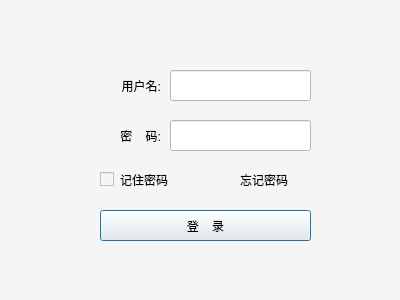
Qt form ui/login.ui (liuxiansheng0501/TongmingClient) before a commit.
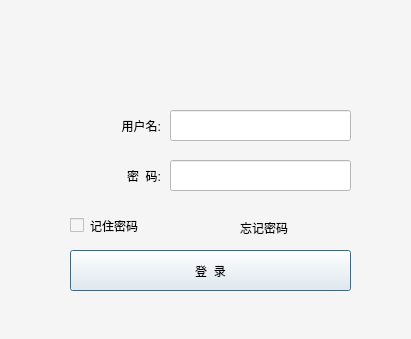
The same form after that commit. Icons and pictures are not drawn.

The edit to the form file:
```diff
--- a/ui/login.ui
+++ b/ui/login.ui
@@ -6,8 +6,8 @@
    <rect>
     <x>0</x>
     <y>0</y>
-    <width>400</width>
-    <height>300</height>
+    <width>411</width>
+    <height>339</height>
    </rect>
   </property>
   <property name="focusPolicy">
@@ -30,9 +30,9 @@
   <widget class="QLabel" name="username">
    <property name="geometry">
     <rect>
-     <x>90</x>
-     <y>70</y>
-     <width>71</width>
+     <x>60</x>
+     <y>110</y>
+     <width>101</width>
      <height>31</height>
     </rect>
    </property>
@@ -49,9 +49,9 @@
   <widget class="QLabel" name="passwd">
    <property name="geometry">
     <rect>
-     <x>90</x>
-     <y>120</y>
-     <width>71</width>
+     <x>40</x>
+     <y>160</y>
+     <width>121</width>
      <height>31</height>
     </rect>
    </property>
@@ -59,7 +59,7 @@
     <string notr="true">font: 12pt &quot;华文楷体&quot;;</string>
    </property>
    <property name="text">
-    <string>密    码:</string>
+    <string>密  码:</string>
    </property>
    <property name="alignment">
     <set>Qt::AlignRight|Qt::AlignTrailing|Qt::AlignVCenter</set>
@@ -69,22 +69,25 @@
    <property name="geometry">
     <rect>
      <x>170</x>
-     <y>70</y>
-     <width>141</width>
+     <y>110</y>
+     <width>181</width>
      <height>31</height>
     </rect>
    </property>
    <property name="styleSheet">
     <string notr="true">background-color: rgb(255, 255, 255);
-font: 12pt &quot;Times New Roman&quot;;</string>
+font: 10pt &quot;新宋体&quot;;</string>
+   </property>
+   <property name="text">
+    <string/>
    </property>
   </widget>
   <widget class="QLineEdit" name="input_passwd">
    <property name="geometry">
     <rect>
      <x>170</x>
-     <y>120</y>
-     <width>141</width>
+     <y>160</y>
+     <width>181</width>
      <height>31</height>
     </rect>
    </property>
@@ -98,10 +101,10 @@
   <widget class="QPushButton" name="btn_login">
    <property name="geometry">
     <rect>
-     <x>100</x>
-     <y>210</y>
-     <width>211</width>
-     <height>31</height>
+     <x>70</x>
+     <y>250</y>
+     <width>281</width>
+     <height>41</height>
     </rect>
    </property>
    <property name="styleSheet">
@@ -109,16 +112,16 @@
 background-color: rgb(245, 245, 245);</string>
    </property>
    <property name="text">
-    <string>登    录</string>
+    <string>登  录</string>
    </property>
   </widget>
   <widget class="QCheckBox" name="checkBox_rem_passwd">
    <property name="geometry">
     <rect>
-     <x>100</x>
-     <y>170</y>
-     <width>91</width>
-     <height>19</height>
+     <x>70</x>
+     <y>210</y>
+     <width>131</width>
+     <height>31</height>
     </rect>
    </property>
    <property name="styleSheet">
@@ -131,9 +134,9 @@
   <widget class="QLabel" name="label_login_tips">
    <property name="geometry">
     <rect>
-     <x>110</x>
-     <y>250</y>
-     <width>201</width>
+     <x>70</x>
+     <y>300</y>
+     <width>281</width>
      <height>20</height>
     </rect>
    </property>
@@ -148,9 +151,9 @@
    <property name="geometry">
     <rect>
      <x>240</x>
-     <y>172</y>
-     <width>72</width>
-     <height>15</height>
+     <y>212</y>
+     <width>111</width>
+     <height>31</height>
     </rect>
    </property>
    <property name="styleSheet">
@@ -160,6 +163,34 @@
     <string>忘记密码</string>
    </property>
   </widget>
+  <widget class="QLabel" name="label_2">
+   <property name="geometry">
+    <rect>
+     <x>170</x>
+     <y>10</y>
+     <width>71</width>
+     <height>71</height>
+    </rect>
+   </property>
+   <property name="styleSheet">
+    <string notr="true">image: url(:/source/hospital2.png);</string>
+   </property>
+   <property name="text">
+    <string/>
+   </property>
+   <property name="pixmap">
+    <pixmap>:/source/man.png</pixmap>
+   </property>
+  </widget>
+  <zorder>label_2</zorder>
+  <zorder>username</zorder>
+  <zorder>passwd</zorder>
+  <zorder>input_username</zorder>
+  <zorder>input_passwd</zorder>
+  <zorder>btn_login</zorder>
+  <zorder>checkBox_rem_passwd</zorder>
+  <zorder>label_login_tips</zorder>
+  <zorder>label</zorder>
  </widget>
  <resources/>
  <connections/>
```
Left out of the diff: 32 changed lines with no effect on the pictures.
